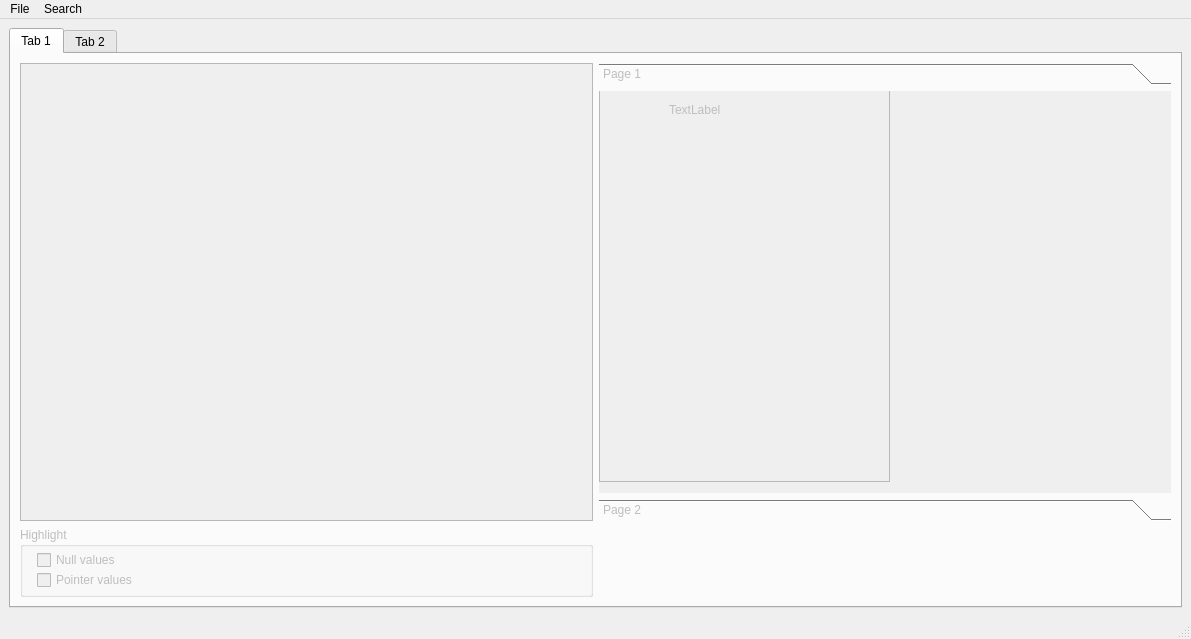
Before: the Qt Designer form haystack/gui/gui.ui in trolldbois/python-haystack, drawn with Qt 5.
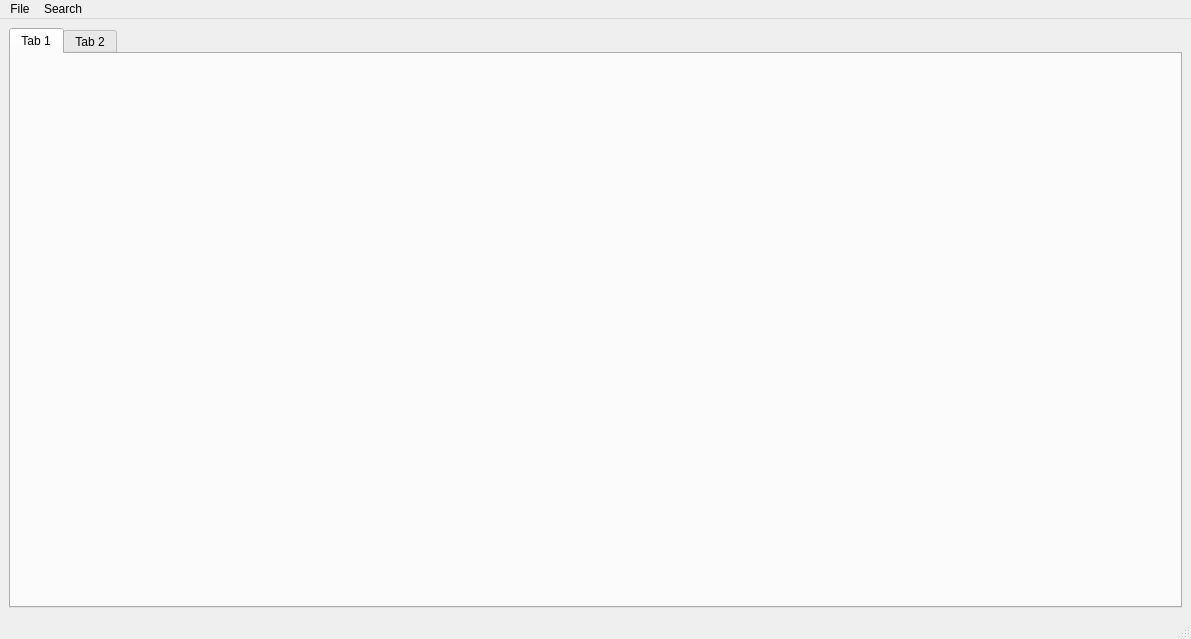
After: the same form once the commit is applied.

Commit message: extract tab wigdet into memmaptab.ui . add showInfo qtableview

Patch:
```diff
--- a/haystack/gui/gui.ui
+++ b/haystack/gui/gui.ui
@@ -44,150 +44,7 @@
          <attribute name="title">
           <string>Tab 1</string>
          </attribute>
-         <layout class="QGridLayout" name="gridLayout_3">
-          <item row="0" column="0">
-           <widget class="QGraphicsView" name="graphicsView">
-            <property name="enabled">
-             <bool>false</bool>
-            </property>
-            <property name="sizePolicy">
-             <sizepolicy hsizetype="Expanding" vsizetype="Expanding">
-              <horstretch>0</horstretch>
-              <verstretch>0</verstretch>
-             </sizepolicy>
-            </property>
-           </widget>
-          </item>
-          <item row="1" column="0">
-           <widget class="QGroupBox" name="groupBox">
-            <property name="enabled">
-             <bool>false</bool>
-            </property>
-            <property name="sizePolicy">
-             <sizepolicy hsizetype="Expanding" vsizetype="Expanding">
-              <horstretch>0</horstretch>
-              <verstretch>0</verstretch>
-             </sizepolicy>
-            </property>
-            <property name="maximumSize">
-             <size>
-              <width>16777215</width>
-              <height>70</height>
-             </size>
-            </property>
-            <property name="title">
-             <string>Highlight</string>
-            </property>
-            <widget class="QCheckBox" name="show_null">
-             <property name="geometry">
-              <rect>
-               <x>17</x>
-               <y>25</y>
-               <width>125</width>
-               <height>16</height>
-              </rect>
-             </property>
-             <property name="text">
-              <string>Null values</string>
-             </property>
-            </widget>
-            <widget class="QCheckBox" name="show_pointers">
-             <property name="geometry">
-              <rect>
-               <x>17</x>
-               <y>45</y>
-               <width>125</width>
-               <height>16</height>
-              </rect>
-             </property>
-             <property name="text">
-              <string>Pointer values</string>
-             </property>
-            </widget>
-            <widget class="QCheckBox" name="show_search">
-             <property name="enabled">
-              <bool>false</bool>
-             </property>
-             <property name="geometry">
-              <rect>
-               <x>590</x>
-               <y>0</y>
-               <width>161</width>
-               <height>36</height>
-              </rect>
-             </property>
-             <property name="text">
-              <string>Find session_state</string>
-             </property>
-            </widget>
-           </widget>
-          </item>
-          <item row="0" column="1">
-           <widget class="QToolBox" name="tab_search_structures">
-            <property name="enabled">
-             <bool>false</bool>
-            </property>
-            <property name="sizePolicy">
-             <sizepolicy hsizetype="Preferred" vsizetype="Preferred">
-              <horstretch>0</horstretch>
-              <verstretch>0</verstretch>
-             </sizepolicy>
-            </property>
-            <property name="currentIndex">
-             <number>0</number>
-            </property>
-            <widget class="QWidget" name="page">
-             <property name="geometry">
-              <rect>
-               <x>0</x>
-               <y>0</y>
-               <width>571</width>
-               <height>383</height>
-              </rect>
-             </property>
-             <attribute name="label">
-              <string>Page 1</string>
-             </attribute>
-             <widget class="QColumnView" name="columnView">
-              <property name="geometry">
-               <rect>
-                <x>0</x>
-                <y>-10</y>
-                <width>291</width>
-                <height>401</height>
-               </rect>
-              </property>
-             </widget>
-             <widget class="QLabel" name="label">
-              <property name="geometry">
-               <rect>
-                <x>70</x>
-                <y>10</y>
-                <width>67</width>
-                <height>17</height>
-               </rect>
-              </property>
-              <property name="text">
-               <string>TextLabel</string>
-              </property>
-             </widget>
-            </widget>
-            <widget class="QWidget" name="page_2">
-             <property name="geometry">
-              <rect>
-               <x>0</x>
-               <y>0</y>
-               <width>571</width>
-               <height>383</height>
-              </rect>
-             </property>
-             <attribute name="label">
-              <string>Page 2</string>
-             </attribute>
-            </widget>
-           </widget>
-          </item>
-         </layout>
+         <layout class="QGridLayout" name="gridLayout_3"/>
         </widget>
         <widget class="QWidget" name="tab_2">
          <property name="enabled">
```
The commit also changes 7 other files.
